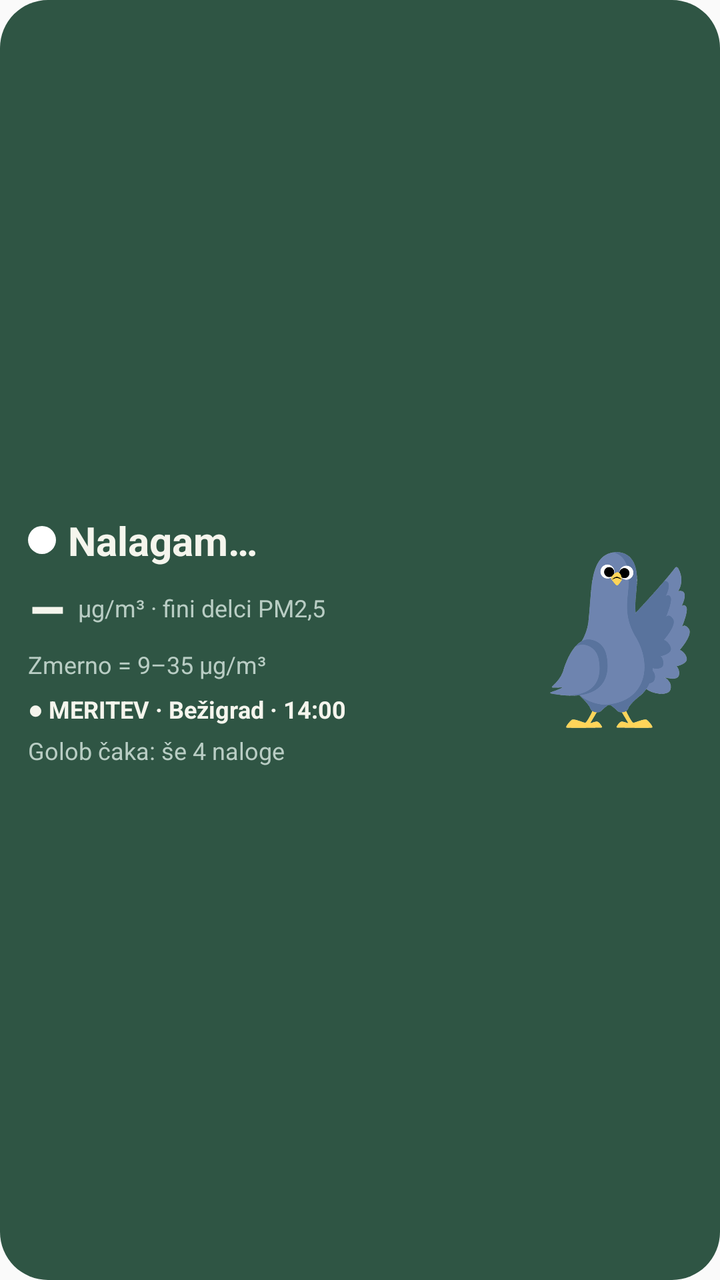
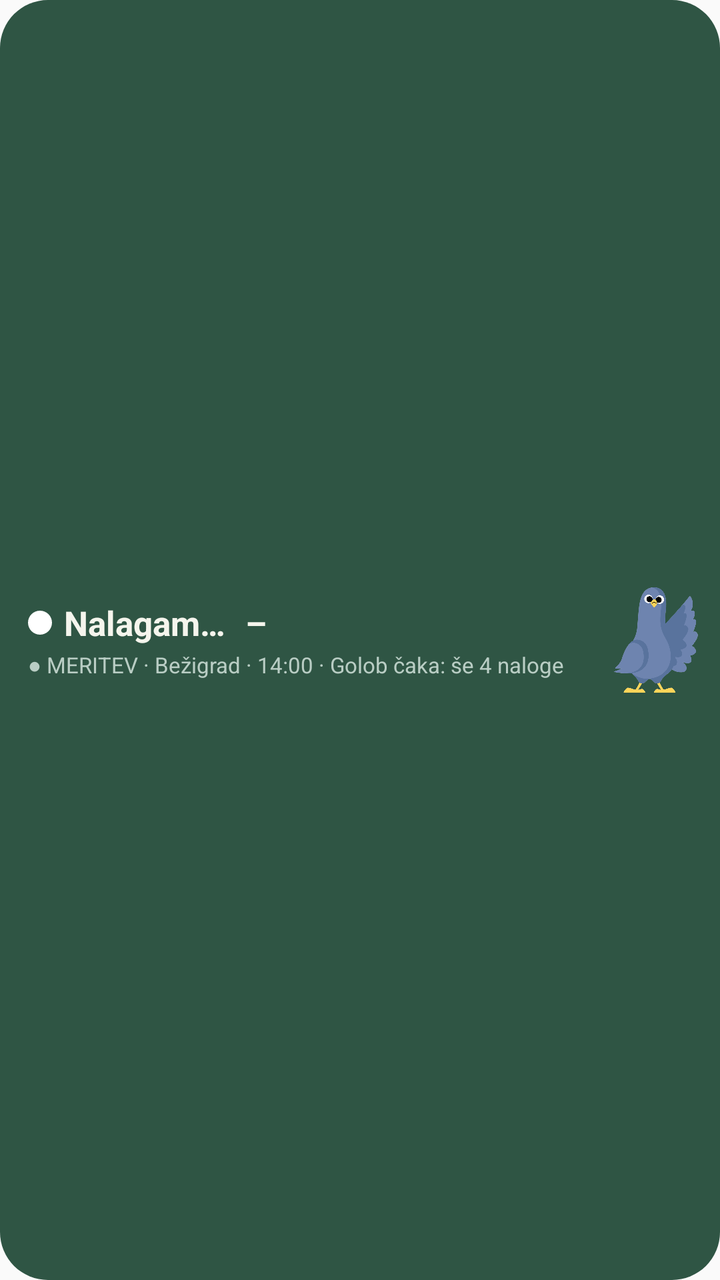

Before-and-after screenshots of an Android layout around one commit, followed by the original layout XML and the change that was made.
<!-- AndroidManifest.xml: application theme AppTheme -->
<!-- res/layout/widget_air.xml -->
<?xml version="1.0" encoding="utf-8"?>
<LinearLayout xmlns:android="http://schemas.android.com/apk/res/android"
    android:id="@+id/root"
    android:layout_width="match_parent"
    android:layout_height="match_parent"
    android:background="@drawable/widget_bg"
    android:gravity="center_vertical"
    android:orientation="horizontal"
    android:padding="14dp">

    <LinearLayout
        android:layout_width="0dp"
        android:layout_height="wrap_content"
        android:layout_weight="1"
        android:orientation="vertical">

        <LinearLayout
            android:layout_width="match_parent"
            android:layout_height="wrap_content"
            android:gravity="center_vertical"
            android:orientation="horizontal">

            <ImageView
                android:id="@+id/dot"
                android:layout_width="14dp"
                android:layout_height="14dp"
                android:layout_marginEnd="6dp"
                android:src="@drawable/widget_dot" />

            <TextView
                android:id="@+id/level"
                android:layout_width="wrap_content"
                android:layout_height="wrap_content"
                android:text="Nalagam…"
                android:textColor="#F5F5ED"
                android:textSize="20sp"
                android:textStyle="bold" />
        </LinearLayout>

        <LinearLayout
            android:layout_width="match_parent"
            android:layout_height="wrap_content"
            android:gravity="center_vertical"
            android:orientation="horizontal">

            <TextView
                android:id="@+id/value"
                android:layout_width="wrap_content"
                android:layout_height="wrap_content"
                android:text="–"
                android:textColor="#F5F5ED"
                android:textSize="30sp"
                android:textStyle="bold" />

            <TextView
                android:layout_width="wrap_content"
                android:layout_height="wrap_content"
                android:layout_marginStart="6dp"
                android:text="µg/m³ · fini delci PM2,5"
                android:textColor="#B9CDC4"
                android:textSize="12sp" />
        </LinearLayout>

        <TextView
            android:id="@+id/range"
            android:layout_width="match_parent"
            android:layout_height="wrap_content"
            android:text="Zmerno = 9–35 µg/m³"
            android:textColor="#B9CDC4"
            android:textSize="12sp" />

        <TextView
            android:id="@+id/station"
            android:layout_width="match_parent"
            android:layout_height="wrap_content"
            android:layout_marginTop="6dp"
            android:text="● MERITEV · Bežigrad · 14:00"
            android:textColor="#F5F5ED"
            android:textSize="12sp"
            android:textStyle="bold" />

        <TextView
            android:id="@+id/tasks"
            android:layout_width="match_parent"
            android:layout_height="wrap_content"
            android:layout_marginTop="4dp"
            android:text="Golob čaka: še 4 naloge"
            android:textColor="#B9CDC4"
            android:textSize="12sp" />
    </LinearLayout>

    <ImageView
        android:id="@+id/golob"
        android:layout_width="72dp"
        android:layout_height="90dp"
        android:layout_marginStart="8dp"
        android:contentDescription="Golob, maskota"
        android:scaleType="fitCenter"
        android:src="@drawable/golob" />
</LinearLayout>
<!-- resources referenced by this layout -->
<resources>
  <!-- drawable golob: png bitmap (drawable-nodpi, 64910 bytes) -->
  <!-- drawable widget_bg (drawable) -->
  <?xml version="1.0" encoding="utf-8"?>
  <shape xmlns:android="http://schemas.android.com/apk/res/android" android:shape="rectangle">
      <solid android:color="#2F5544" />
      <corners android:radius="24dp" />
  </shape>
  <!-- drawable widget_dot (drawable) -->
  <?xml version="1.0" encoding="utf-8"?>
  <shape xmlns:android="http://schemas.android.com/apk/res/android" android:shape="oval">
      <solid android:color="#FFFFFF" />
  </shape>
  <style name="AppTheme" parent="Theme.AppCompat.Light.DarkActionBar">
          
          <item name="colorPrimary">@color/colorPrimary</item>
          <item name="colorPrimaryDark">@color/colorPrimaryDark</item>
          <item name="colorAccent">@color/colorAccent</item>
      </style>
</resources>

<!-- the commit's change to res/layout/widget_air.xml (unified diff, before → after) -->
@@ -6,7 +6,10 @@
     android:background="@drawable/widget_bg"
     android:gravity="center_vertical"
     android:orientation="horizontal"
-    android:padding="14dp">
+    android:paddingStart="14dp"
+    android:paddingEnd="10dp"
+    android:paddingTop="8dp"
+    android:paddingBottom="8dp">
 
     <LinearLayout
         android:layout_width="0dp"
@@ -22,8 +25,8 @@
 
             <ImageView
                 android:id="@+id/dot"
-                android:layout_width="14dp"
-                android:layout_height="14dp"
+                android:layout_width="12dp"
+                android:layout_height="12dp"
                 android:layout_marginEnd="6dp"
                 android:src="@drawable/widget_dot" />
 
@@ -33,67 +36,37 @@
                 android:layout_height="wrap_content"
                 android:text="Nalagam…"
                 android:textColor="#F5F5ED"
-                android:textSize="20sp"
+                android:textSize="17sp"
                 android:textStyle="bold" />
-        </LinearLayout>
-
-        <LinearLayout
-            android:layout_width="match_parent"
-            android:layout_height="wrap_content"
-            android:gravity="center_vertical"
-            android:orientation="horizontal">
 
             <TextView
                 android:id="@+id/value"
                 android:layout_width="wrap_content"
                 android:layout_height="wrap_content"
+                android:layout_marginStart="10dp"
                 android:text="–"
                 android:textColor="#F5F5ED"
-                android:textSize="30sp"
+                android:textSize="17sp"
                 android:textStyle="bold" />
-
-            <TextView
-                android:layout_width="wrap_content"
-                android:layout_height="wrap_content"
-                android:layout_marginStart="6dp"
-                android:text="µg/m³ · fini delci PM2,5"
-                android:textColor="#B9CDC4"
-                android:textSize="12sp" />
         </LinearLayout>
 
         <TextView
-            android:id="@+id/range"
+            android:id="@+id/info"
             android:layout_width="match_parent"
             android:layout_height="wrap_content"
-            android:text="Zmerno = 9–35 µg/m³"
+            android:layout_marginTop="2dp"
+            android:ellipsize="end"
+            android:maxLines="1"
+            android:text="● MERITEV · Bežigrad · 14:00 · Golob čaka: še 4 naloge"
             android:textColor="#B9CDC4"
-            android:textSize="12sp" />
-
-        <TextView
-            android:id="@+id/station"
-            android:layout_width="match_parent"
-            android:layout_height="wrap_content"
-            android:layout_marginTop="6dp"
-            android:text="● MERITEV · Bežigrad · 14:00"
-            android:textColor="#F5F5ED"
-            android:textSize="12sp"
-            android:textStyle="bold" />
-
-        <TextView
-            android:id="@+id/tasks"
-            android:layout_width="match_parent"
-            android:layout_height="wrap_content"
-            android:layout_marginTop="4dp"
-            android:text="Golob čaka: še 4 naloge"
-            android:textColor="#B9CDC4"
-            android:textSize="12sp" />
+            android:textSize="11sp" />
     </LinearLayout>
 
     <ImageView
         android:id="@+id/golob"
-        android:layout_width="72dp"
-        android:layout_height="90dp"
-        android:layout_marginStart="8dp"
+        android:layout_width="44dp"
+        android:layout_height="54dp"
+        android:layout_marginStart="6dp"
         android:contentDescription="Golob, maskota"
         android:scaleType="fitCenter"
         android:src="@drawable/golob" />
